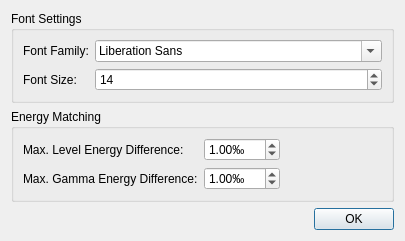
This is trunk/PreferencesDialog.ui in ferdymercury/nuclei as Qt 5 draws it before an edit. The edited form follows.
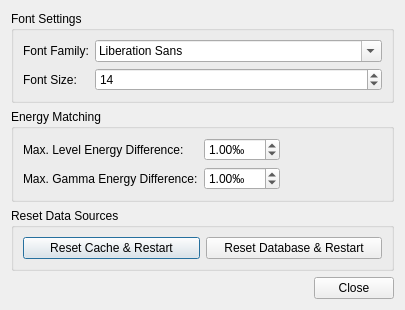
This is the edited form. Icons and pictures are not drawn.

Commit message: Fixed changed download URL Added cache and database reset buttons

```diff
--- a/trunk/PreferencesDialog.ui
+++ b/trunk/PreferencesDialog.ui
@@ -7,7 +7,7 @@
     <x>0</x>
     <y>0</y>
     <width>405</width>
-    <height>209</height>
+    <height>272</height>
    </rect>
   </property>
   <property name="windowTitle">
@@ -124,13 +124,36 @@
      </layout>
     </widget>
    </item>
+   <item>
+    <widget class="QGroupBox" name="groupBox">
+     <property name="title">
+      <string>Reset Data Sources</string>
+     </property>
+     <layout class="QHBoxLayout" name="horizontalLayout">
+      <item>
+       <widget class="QPushButton" name="resetCacheButton">
+        <property name="text">
+         <string>Reset Cache &amp;&amp; Restart</string>
+        </property>
+       </widget>
+      </item>
+      <item>
+       <widget class="QPushButton" name="resetDatabaseButton">
+        <property name="text">
+         <string>Reset Database &amp;&amp; Restart</string>
+        </property>
+       </widget>
+      </item>
+     </layout>
+    </widget>
+   </item>
    <item>
     <widget class="QDialogButtonBox" name="buttonBox">
      <property name="orientation">
       <enum>Qt::Horizontal</enum>
      </property>
      <property name="standardButtons">
-      <set>QDialogButtonBox::Ok</set>
+      <set>QDialogButtonBox::Close</set>
      </property>
     </widget>
    </item>
```
The commit also changes 6 other files.
